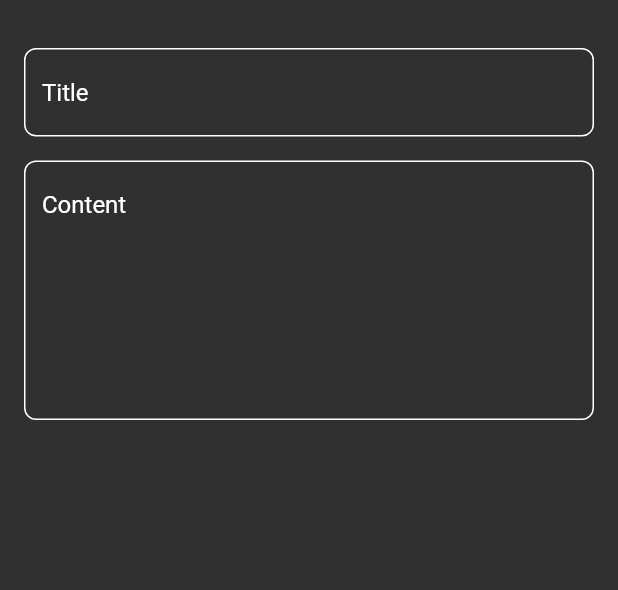
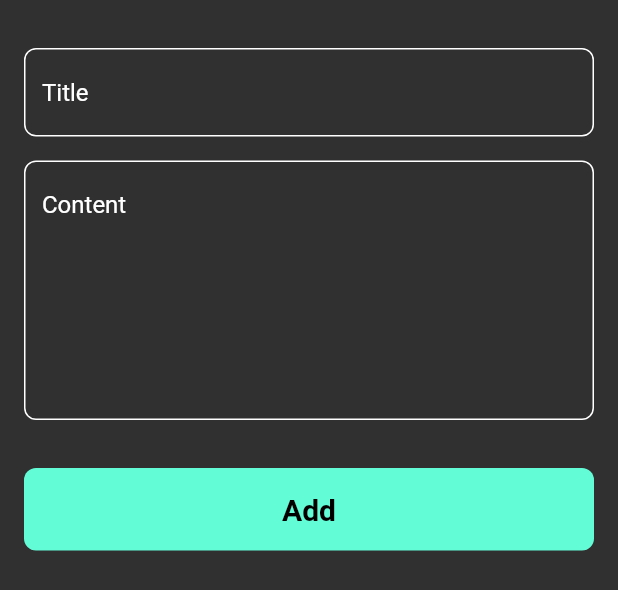
Before and after one commit to Ananhamdy11/notes, a Flutter app: the AddNoteBottomSheet widget shown alone on an empty page, opened directly, on a phone screen of 412 x 824 dp. Shown: the top 590 px of the screen. Run offline on Flutter 3.47's test engine with Material 2 defaults, Android fonts, the phone set to English and light mode, and no system bars.

Commit message:
finish notes bottom sheet

```diff
--- a/lib/widgets/add_notes.dart
+++ b/lib/widgets/add_notes.dart
@@ -1,4 +1,6 @@
 import 'package:flutter/material.dart';
+import 'package:notes_app/widgets/constants.dart';
+import 'package:notes_app/widgets/custom_button.dart';
 import 'package:notes_app/widgets/custom_text_field.dart';
 
 class AddNoteBottomSheet extends StatelessWidget {
@@ -9,6 +11,7 @@ class AddNoteBottomSheet extends StatelessWidget {
     return
      Padding(
        padding: const EdgeInsets.symmetric(horizontal: 16),
+       child: SingleChildScrollView(
          child: Column(
            children: [
             SizedBox(
@@ -18,8 +21,12 @@ class AddNoteBottomSheet extends StatelessWidget {
               hinttext: 'Title',
              ),
              SizedBox(height: 16,),
-           CustomTextField(hinttext: 'Content',maxlines: 7,)
+             CustomTextField(hinttext: 'Content',maxlines: 7,),
+             SizedBox(height: 32,),
+             CustomButton(),
+             SizedBox(height: 16,)
            ],
+         ),
        ),
      );
 
--- /dev/null
+++ b/lib/widgets/custom_button.dart
@@ -0,0 +1,27 @@
+import 'package:flutter/material.dart';
+
+import 'constants.dart';
+
+class CustomButton extends StatelessWidget {
+  const CustomButton({super.key});
+
+  @override
+  Widget build(BuildContext context) {
+    return  Container(
+      width: MediaQuery.of(context).size.width,
+      height: 55,
+      decoration: BoxDecoration(
+        color: Kprimrycolor,
+        borderRadius: BorderRadius.circular(8 )
+      ),
+      child: Center(
+        child: Text('Add',
+        style: TextStyle(
+          color: Colors.black,
+          fontWeight:FontWeight.bold,
+          fontSize: 20
+        ),),
+      ),
+    );
+  }
+}
```
Lines whose indentation alone changed are shown as unchanged.
